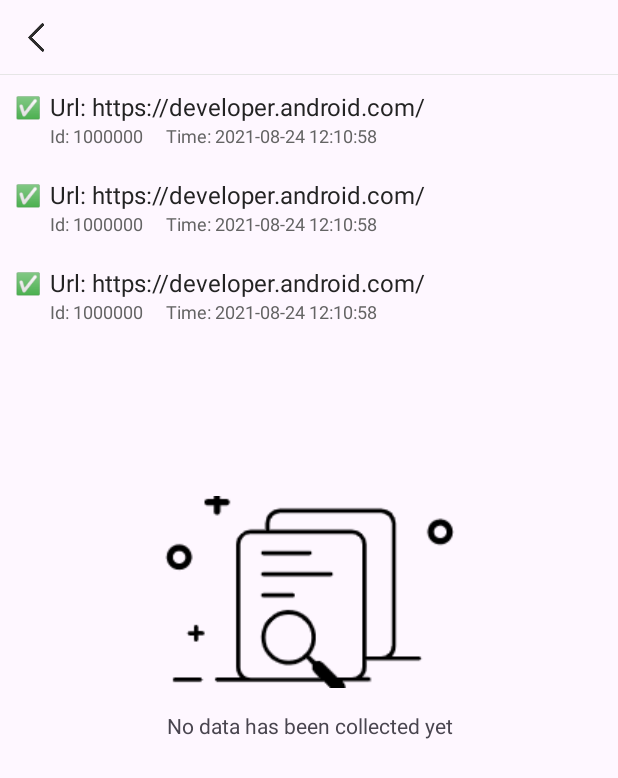
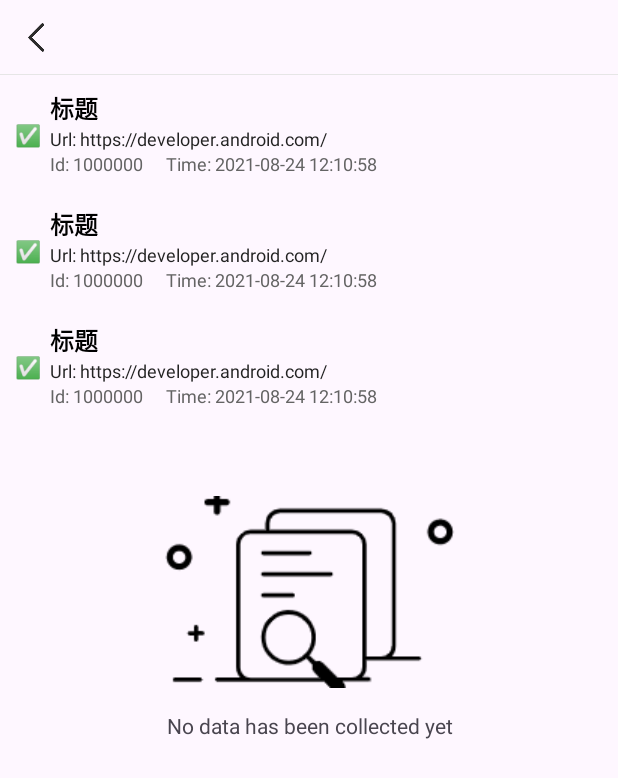
Before and after one commit to qweiop12300/AndroidToolkit, an Android app: the layout activity_toolkit_record_list.xml on its own in the app's theme, with its tools: preview values and no code run, on a phone screen of 412 x 824 dp. Shown: the top 778 px of the screen. Run offline under Robolectric (Android 15) with nearby library versions, the phone set to English and light mode, and no system bars.

Commit message:
搜索功能&加密请求解密接口

```diff
--- a/app/src/main/java/com/example/demo2/Application.java
+++ b/app/src/main/java/com/example/demo2/Application.java
@@ -1,4 +1,6 @@
 package com.example.demo2;
+
+import android.graphics.BitmapFactory;
 
 import com.william.toolkit.ToolkitPanel;
 import com.william.toolkit.bean.ToolkitConfig;
@@ -12,7 +14,9 @@ public class Application extends android.app.Application {
     @Override
     public void onCreate() {
         super.onCreate();
-        ToolkitConfig config = new ToolkitConfig.Builder().setDebugMode(true).build();
+        ToolkitConfig config = new ToolkitConfig.Builder().setDebugMode(true)
+                .setBitMap(BitmapFactory.decodeResource(getResources(), com.william.toolkit.R.drawable.toolkit_icon))
+                .build();
         // init toolkit
         ToolkitPanel.init(this, config);
     }
--- a/toolkit/build.gradle
+++ b/toolkit/build.gradle
@@ -20,6 +20,7 @@ plugins {
     id 'kotlin-kapt'
 }
 
+apply from: '../publish-mavencentral.gradle'
 
 android {
     compileSdkVersion 30
--- a/toolkit/src/main/java/com/william/toolkit/activity/RecordListActivity.kt
+++ b/toolkit/src/main/java/com/william/toolkit/activity/RecordListActivity.kt
@@ -112,6 +112,7 @@ class RecordListActivity : BaseActivity() {
                 ) {
                     openActivity<RecordDetailActivity>(this@RecordListActivity) {
                         putExtra("id", bean?.id)
+                        putExtra("title",bean?.title)
                     }
                 }
             })
--- a/toolkit/src/main/java/com/william/toolkit/adapter/RecordListAdapter.kt
+++ b/toolkit/src/main/java/com/william/toolkit/adapter/RecordListAdapter.kt
@@ -42,7 +42,8 @@ class RecordListAdapter(activity: Activity) : BaseAdapter<ApiRecordBean>(activit
         holder.setText(R.id.tv_tool_icon, text)
             .setText(R.id.tv_tool_id, "Id: ${bean.id}")
             .setText(R.id.tv_tool_time, "Time: ${bean.requestTime.toDateStr()}")
-            .setText(R.id.tv_tool_url, "Url: ${bean.url}")
+            .setText(R.id.tv_tool_url, "${bean.url}")
+            .setText(R.id.tv_tool_title,"${bean.title}")
     }
 
 }
--- a/toolkit/src/main/java/com/william/toolkit/bean/ToolkitConfig.kt
+++ b/toolkit/src/main/java/com/william/toolkit/bean/ToolkitConfig.kt
@@ -16,6 +16,7 @@
 
 package com.william.toolkit.bean
 
+import android.graphics.Bitmap
 import com.william.toolkit.BuildConfig
 
 /**
@@ -29,11 +30,15 @@ class ToolkitConfig(builder: Builder) {
      * 调试模式
      */
     var debugMode: Boolean = builder.debugMode
+    var bmp: Bitmap? = builder.bmp
 
     class Builder {
         internal var debugMode: Boolean = BuildConfig.DEBUG
+        internal var bmp: Bitmap? = null
 
         fun setDebugMode(debugMode: Boolean) = apply { this.debugMode = debugMode }
+
+        fun setBitMap(bmp: Bitmap) = apply { this.bmp = bmp }
 
         fun build() = ToolkitConfig(this)
     }
--- a/toolkit/src/main/java/com/william/toolkit/db/RecordDao.kt
+++ b/toolkit/src/main/java/com/william/toolkit/db/RecordDao.kt
@@ -53,7 +53,7 @@ interface RecordDao {
 //    @Query("select * from ApiRecordBean where requestTime > :lastTime limit :rows")
     fun queryLimitRecord(startId: Long = 0, rows: Int = 10000): Flow<List<ApiRecordBean>>
 
-    @Query("select * from ApiRecordBean where url like '%'||:param||'%' order by requestTime")
+    @Query("select * from ApiRecordBean where url like '%'||:param||'%' or title like '%'||:param||'%' or request like '%'||:param||'%' or response like '%'||:param||'%' order by requestTime")
     fun searchRecord(param:String):Flow<List<ApiRecordBean>>
 
     @Query("select count(id) from ApiRecordBean")
--- a/toolkit/src/main/java/com/william/toolkit/net/DecryptCallBack.java
+++ b/toolkit/src/main/java/com/william/toolkit/net/DecryptCallBack.java
@@ -6,6 +6,8 @@ package com.william.toolkit.net;
  * Description:
  */
 public interface DecryptCallBack {
+    public String getTitle(String url);
     public String responseBodyDecrypt(String body);
     public String requestBodyDecrypt(String body);
+
 }
--- a/toolkit/src/main/res/layout/activity_toolkit_record_list.xml
+++ b/toolkit/src/main/res/layout/activity_toolkit_record_list.xml
@@ -31,6 +31,7 @@
         android:layout_height="0dp"
         android:clipToPadding="false"
         android:orientation="vertical"
+        android:scrollbars="vertical"
         android:paddingBottom="10dp"
         app:layoutManager="androidx.recyclerview.widget.LinearLayoutManager"
         app:layout_constraintBottom_toBottomOf="parent"
--- a/toolkit/src/main/res/layout/floating_toolkit.xml
+++ b/toolkit/src/main/res/layout/floating_toolkit.xml
@@ -23,6 +23,7 @@
     android:orientation="vertical">
 
     <ImageView
+        android:id="@+id/toolkit_floating"
         android:layout_width="50dp"
         android:layout_height="50dp"
         android:gravity="center"
--- a/toolkit/src/main/res/layout/item_toolkit_record.xml
+++ b/toolkit/src/main/res/layout/item_toolkit_record.xml
@@ -29,7 +29,25 @@
         android:text="✅"
         app:layout_constraintLeft_toLeftOf="parent"
         app:layout_constraintTop_toTopOf="parent"
+        app:layout_constraintBottom_toBottomOf="parent"
         tools:ignore="HardcodedText" />
+
+    <TextView
+        android:id="@+id/tv_tool_title"
+        android:layout_width="0dp"
+        android:layout_height="wrap_content"
+        android:text="标题"
+        android:textStyle="bold"
+        android:textColor="#000"
+        android:textSize="16sp"
+        android:maxLines="1"
+        app:layout_constraintLeft_toRightOf="@+id/tv_tool_icon"
+        app:layout_constraintRight_toRightOf="parent"
+        app:layout_constraintTop_toTopOf="parent"
+        android:layout_marginStart="5dp"
+        android:layout_marginLeft="5dp"
+        >
+    </TextView>
 
     <TextView
         android:id="@+id/tv_tool_url"
@@ -39,9 +57,10 @@
         android:layout_marginStart="5dp"
         android:layout_marginLeft="5dp"
         android:maxLines="3"
+        android:textSize="12sp"
         app:layout_constraintLeft_toRightOf="@+id/tv_tool_icon"
         app:layout_constraintRight_toRightOf="parent"
-        app:layout_constraintTop_toTopOf="parent"
+        app:layout_constraintTop_toBottomOf="@+id/tv_tool_title"
         tools:text="Url: https://developer.android.com/" />
 
     <TextView
```
Also changed, not shown: app/src/main/java/com/example/demo2/MainActivity.java (+9 -1 lines), toolkit/src/main/java/com/william/toolkit/ToolkitPanel.kt (+11 -0 lines), toolkit/src/main/java/com/william/toolkit/activity/RecordDetailActivity.kt (+7 -1 lines), toolkit/src/main/java/com/william/toolkit/bean/ApiRecordBean.kt (+8 -2 lines), toolkit/src/main/java/com/william/toolkit/net/ApiRecordInterceptor.kt (+13 -1 lines), toolkit/src/main/res/layout/activity_toolkit_record_detail.xml (+4 -3 lines).
